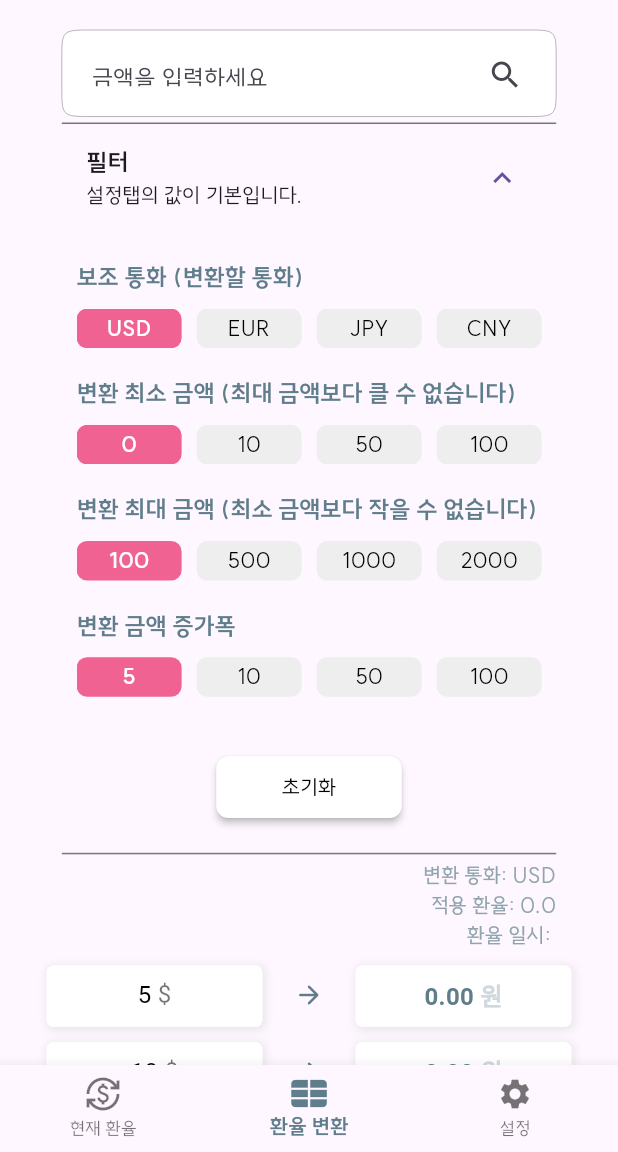
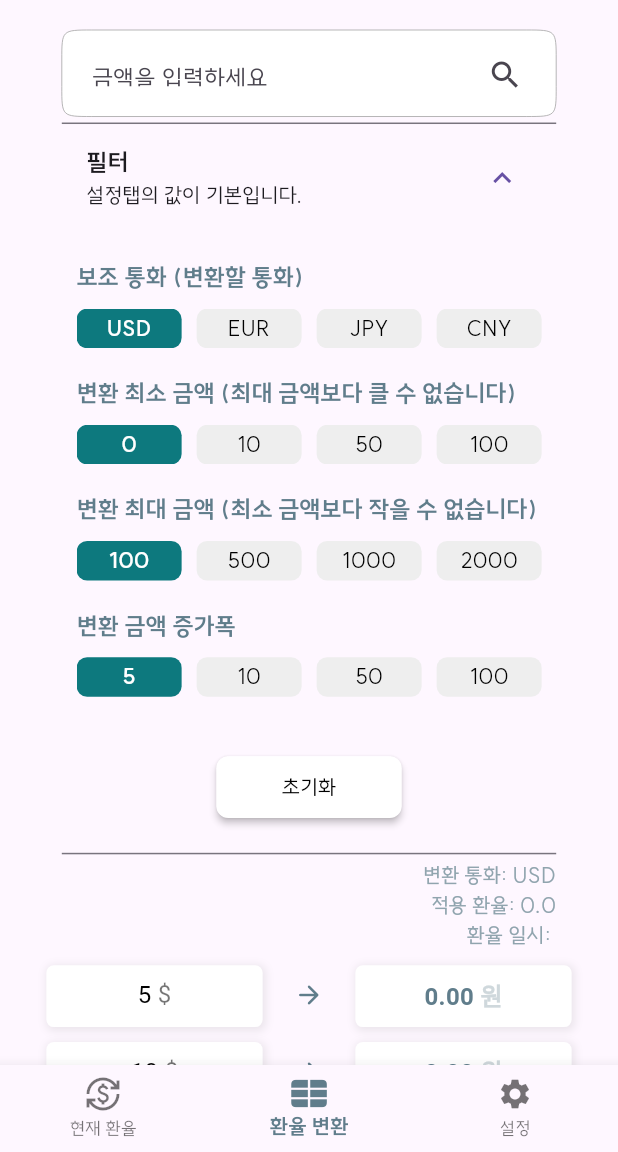
Before and after one commit to ehdl0515/Curree, a Flutter app: the screen it shows after launch, item 2 of the bottom bar chosen, on a phone screen of 412 x 824 dp, the part 84-1236 px from its top. Run offline on Flutter 3.47's test engine with Material 3 defaults, Android fonts, the phone set to English and light mode, and no system bars; drawn by our look-alikes of auto_size_text; our stand-ins replace device_info_plus, flutter_dotenv, flutter_native_splash, flutter_svg, logger, settings_ui; network calls fail; project files that could hold a hidden picture were left out.

Commit message:
[MOD (lib)] currency_table filter select color 변경

```diff
--- a/curree/lib/widgets/single_select_increase_widget.dart
+++ b/curree/lib/widgets/single_select_increase_widget.dart
@@ -98,7 +98,7 @@ class _SingleSelectionIncreaseUnitWidgetState extends State<SingleSelectionIncre
             alignment: Alignment.center,
             margin: const EdgeInsets.only(right: 10),
             decoration: BoxDecoration(
-              color: selectedInfo[selectedValue] ?? false ? Colors.pink[300]  : Colors.grey[200],
+              color: selectedInfo[selectedValue] ?? false ? const Color(0xff0d797e)  : Colors.grey[200],
               borderRadius: BorderRadius.circular(7),
             ),
             child: Text(
--- a/curree/lib/widgets/single_select_maximum_widget.dart
+++ b/curree/lib/widgets/single_select_maximum_widget.dart
@@ -90,7 +90,7 @@ class _SingleSelectionMaximumWidgetState extends State<SingleSelectionMaximumWid
             alignment: Alignment.center,
             margin: const EdgeInsets.only(right: 10),
             decoration: BoxDecoration(
-              color: selectedInfo[selectedValue] ?? false ? Colors.pink[300]  : Colors.grey[200],
+              color: selectedInfo[selectedValue] ?? false ? const Color(0xff0d797e)  : Colors.grey[200],
               borderRadius: BorderRadius.circular(7),
             ),
             child: Text(
--- a/curree/lib/widgets/single_select_minimum_widget.dart
+++ b/curree/lib/widgets/single_select_minimum_widget.dart
@@ -90,7 +90,7 @@ class _SingleSelectionMinimumWidgetState extends State<SingleSelectionMinimumWid
             alignment: Alignment.center,
             margin: const EdgeInsets.only(right: 10),
             decoration: BoxDecoration(
-              color: selectedInfo[selectedValue] ?? false ? Colors.pink[300]  : Colors.grey[200],
+              color: selectedInfo[selectedValue] ?? false ? const Color(0xff0d797e)  : Colors.grey[200],
               borderRadius: BorderRadius.circular(7),
             ),
             child: Text(
--- a/curree/lib/widgets/single_select_sub_currency_widget.dart
+++ b/curree/lib/widgets/single_select_sub_currency_widget.dart
@@ -79,7 +79,7 @@ class _SingleSelectionSubCurrencyWidgetState extends State<SingleSelectionSubCur
             alignment: Alignment.center,
             margin: const EdgeInsets.only(right: 10),
             decoration: BoxDecoration(
-              color: selectedInfo[selectedCurrency] ?? false ? Colors.pink[300]  : Colors.grey[200],
+              color: selectedInfo[selectedCurrency] ?? false ? const Color(0xff0d797e)  : Colors.grey[200],
               borderRadius: BorderRadius.circular(7),
             ),
             child: Text(
```
